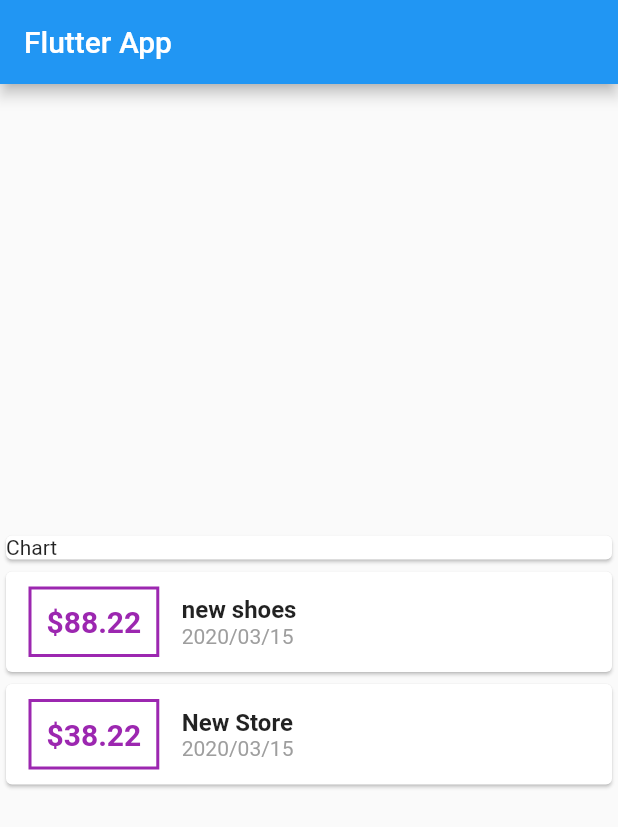
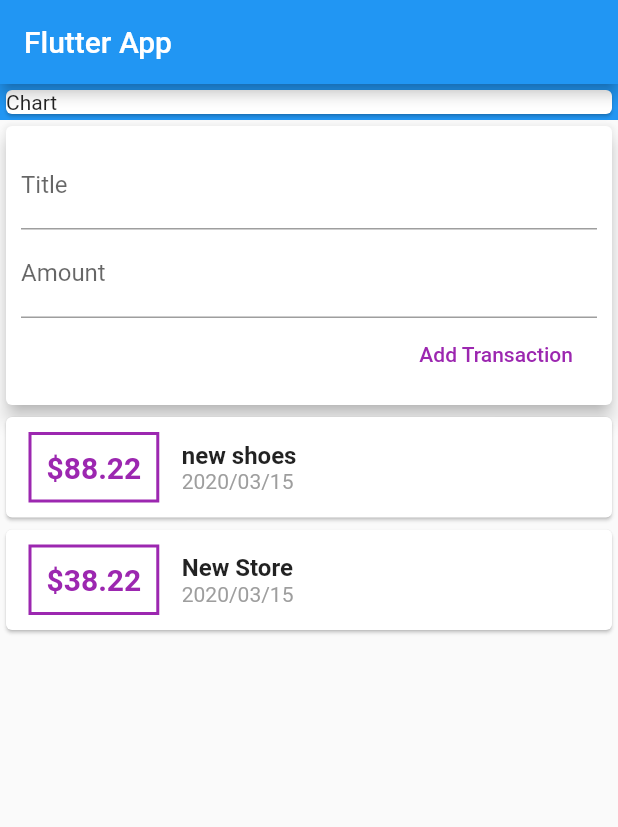
Before and after one commit to ricardoham/flutter-studies, a Flutter app: the screen it shows after launch, on a phone screen of 412 x 824 dp. Shown: the top 827 px of the screen. Run offline on Flutter 3.47's test engine with Material 2 defaults, Android fonts, the phone set to English and light mode, and no system bars.

Commit message:
dev: split into new widgets

```diff
--- a/02/flutter_02/lib/main.dart
+++ b/02/flutter_02/lib/main.dart
@@ -1,6 +1,5 @@
 import 'package:flutter/material.dart';
-import 'package:intl/intl.dart';
-import './transaction.dart';
+import './widgets/transaction_list.dart';
 
 void main() => runApp(MyApp());
 
@@ -15,12 +14,12 @@ class MyApp extends StatelessWidget {
 }
 
 class MyHomePage extends StatelessWidget {
-  final List<Transaction> transactions = [
-    Transaction(
-        id: 't1', title: 'new shoes', amount: 88.22, date: DateTime.now()),
-    Transaction(
-        id: 't2', title: 'New Store', amount: 38.22, date: DateTime.now())
-  ];
+  // final List<Transaction>
+
+  // String titleInput;
+  // String amountInput;
+  final titleController = TextEditingController();
+  final amountController = TextEditingController();
 
   @override
   Widget build(BuildContext context) {
@@ -29,59 +28,47 @@ class MyHomePage extends StatelessWidget {
         title: Text('Flutter App'),
       ),
       body: Column(
-        mainAxisAlignment: MainAxisAlignment.center,
+        // mainAxisAlignment: MainAxisAlignment.start,
+        crossAxisAlignment: CrossAxisAlignment.stretch,
         children: <Widget>[
           Container(
+            color: Colors.blue,
             width: double.infinity,
             child: Card(
               child: Text('Chart'),
             ),
           ),
-          Column(
-            children: transactions.map((el) {
-              return Card(
-                child: Row(
+          Card(
+            elevation: 5,
+            child: Container(
+              padding: EdgeInsets.all(10),
+              child: Column(
+                crossAxisAlignment: CrossAxisAlignment.end,
                 children: <Widget>[
-                    Container(
-                      margin:
-                          EdgeInsets.symmetric(vertical: 10, horizontal: 15),
-                      decoration: BoxDecoration(
-                        border: Border.all(
-                          color: Colors.purple,
-                          width: 2,
+                  TextField(
+                    controller: titleController,
+                    decoration: InputDecoration(labelText: 'Title'),
+                    onChanged: (value) {
+                      // titleInput = value;
+                    },
                   ),
+                  TextField(
+                    controller: amountController,
+                    decoration: InputDecoration(labelText: 'Amount'),
+                    onChanged: (value) {
+                      // amountInput = value;
+                    },
                   ),
-                      padding: EdgeInsets.all(10),
-                      child: Text(
-                        '\$${el.amount}',
-                        style: TextStyle(
-                          fontWeight: FontWeight.bold,
-                          fontSize: 20,
-                          color: Colors.purple,
+                  FlatButton(
+                    onPressed: () {},
+                    child: Text('Add Transaction'),
+                    textColor: Colors.purple,
+                  )
+                ],
               ),
             ),
           ),
-                    Column(
-                      crossAxisAlignment: CrossAxisAlignment.start,
-                      children: <Widget>[
-                        Text(
-                          el.title,
-                          style: TextStyle(
-                            fontSize: 16,
-                            fontWeight: FontWeight.bold,
-                          ),
-                        ),
-                        Text(
-                          DateFormat('yyyy/MM/dd').format(el.date),
-                          style: TextStyle(color: Colors.grey),
-                        ),
-                      ],
-                    )
-                  ],
-                ),
-              );
-            }).toList(),
-          )
+          TransactionList()
         ],
       ),
     );
--- /dev/null
+++ b/02/flutter_02/lib/widgets/transaction_list.dart
@@ -0,0 +1,66 @@
+import 'package:flutter/material.dart';
+import 'package:intl/intl.dart';
+
+import '../models/transaction.dart';
+
+class TransactionList extends StatefulWidget {
+  @override
+  _TransactionListState createState() => _TransactionListState();
+}
+
+class _TransactionListState extends State<TransactionList> {
+  final List<Transaction> _userTransaction = [
+    Transaction(
+        id: 't1', title: 'new shoes', amount: 88.22, date: DateTime.now()),
+    Transaction(
+        id: 't2', title: 'New Store', amount: 38.22, date: DateTime.now())
+  ];
+
+  @override
+  Widget build(BuildContext context) {
+    return Column(
+      children: _userTransaction.map((el) {
+        return Card(
+          child: Row(
+            children: <Widget>[
+              Container(
+                margin: EdgeInsets.symmetric(vertical: 10, horizontal: 15),
+                decoration: BoxDecoration(
+                  border: Border.all(
+                    color: Colors.purple,
+                    width: 2,
+                  ),
+                ),
+                padding: EdgeInsets.all(10),
+                child: Text(
+                  '\$${el.amount}',
+                  style: TextStyle(
+                    fontWeight: FontWeight.bold,
+                    fontSize: 20,
+                    color: Colors.purple,
+                  ),
+                ),
+              ),
+              Column(
+                crossAxisAlignment: CrossAxisAlignment.start,
+                children: <Widget>[
+                  Text(
+                    el.title,
+                    style: TextStyle(
+                      fontSize: 16,
+                      fontWeight: FontWeight.bold,
+                    ),
+                  ),
+                  Text(
+                    DateFormat('yyyy/MM/dd').format(el.date),
+                    style: TextStyle(color: Colors.grey),
+                  ),
+                ],
+              )
+            ],
+          ),
+        );
+      }).toList(),
+    );
+  }
+}
```
Also changed, not shown: 02/flutter_02/lib/models/transaction.dart (renamed from 02/flutter_02/lib/transaction.dart), 02/flutter_02/lib/widgets/new_transaction.dart (added), 02/flutter_02/lib/widgets/user_transaction.dart (added). Lines whose indentation alone changed are shown as unchanged.
